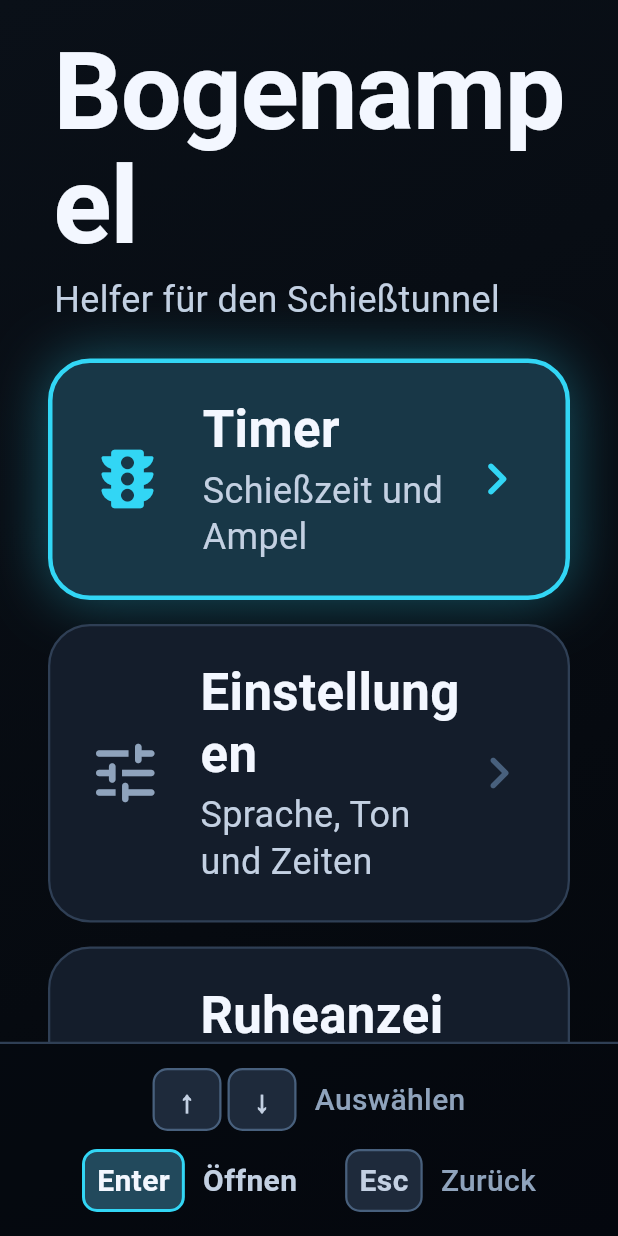
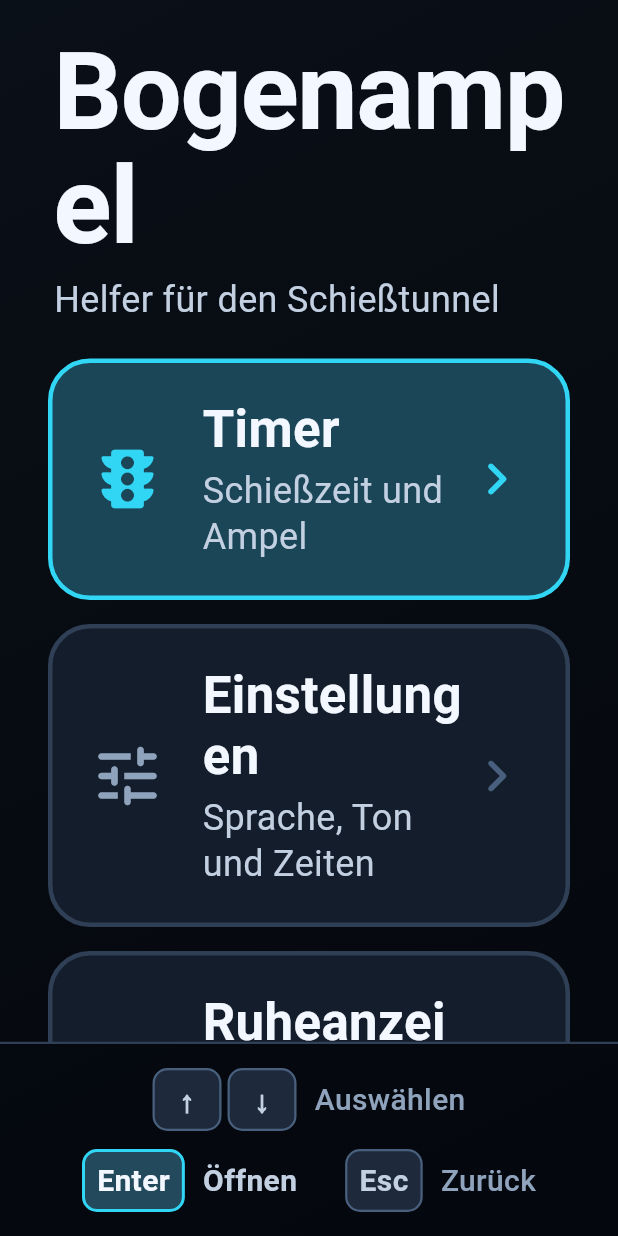
Before and after one commit to ToniHantschmann/archery_helper, a Flutter app: the MenuScreen screen opened directly, on a phone screen of 412 x 824 dp. Run offline on Flutter 3.47's test engine with Material 3 defaults, Android fonts, the phone set to English and light mode, and no system bars; our stand-ins replace clock, flutter_riverpod, shared_preferences; accounts and stored records are empty.

Commit message:
Make the selection highlight cheap to draw
Holding an arrow key in the settings or the menu felt sluggish, and the
menu has three cards — so the cost was not in the amount of work, it was
in the kind of work one selection step asked the renderer to do.

Two things were wrong, and both are now impossible to get wrong at a call
site because panel()/selectedPanel() are gone and selectablePanel(isSelected:)
owns the pair:

- The selected panel carried a 32px blurred halo, lerped onto two large
  panels over 160ms on every step. A blur is the most expensive thing
  these screens can paint and it is ruinous on a software rasteriser,
  which is what a browser without GPU access falls back to. A stronger
  fill says the same thing. There is no BoxShadow, MaskFilter, ImageFilter
  or saveLayer left in lib/ now.
- The border grew from 1.5px to 3px when a row was selected. A border is
  laid out like padding, so that relayouted the row — and with it the
  whole list — in every frame of the highlight. The width is private now
  and shared by both states. The selection marker had the same problem
  with its animated height and keeps a fixed one.

The reset row had already lost the shared border width while it was a
convention rather than a type; it also folds its armed state into
selectablePanel instead of picking a third decoration.

Co-Authored-By: Claude Opus 5 <noreply@anthropic.com>

```diff
--- a/lib/core/theme/app_theme.dart
+++ b/lib/core/theme/app_theme.dart
@@ -75,38 +75,51 @@ class AppTheme {
 
   // ===== SHARED SURFACE TREATMENTS =====
 
-  /// A panel on the app background.
-  static BoxDecoration panel({
-    Color color = AppPalette.surface,
-    BorderRadius radius = AppRadius.lg,
-    Color borderColor = AppPalette.outline,
-    double borderWidth = 1.5,
-  }) {
-    return BoxDecoration(
-      color: color,
-      borderRadius: radius,
-      border: Border.all(color: borderColor, width: borderWidth),
-    );
-  }
-
-  /// A panel that is currently selected. The affordance is deliberately loud —
-  /// a tinted background alone is invisible from the shooting line, so the
-  /// selected row also gets a thick accent border and a coloured halo.
-  static BoxDecoration selectedPanel({
+  /// A panel that can hold the keyboard selection — a settings row, a menu
+  /// entry. Both states come from this one function on purpose.
+  ///
+  /// The affordance is deliberately loud: a faint tint is invisible from the
+  /// shooting line, so the selected panel gets a clearly lifted background plus
+  /// the accent border.
+  ///
+  /// Two performance rules are baked in here rather than left to the call
+  /// sites, because both are invisible until someone notices the app "feels
+  /// sluggish":
+  ///
+  /// * **The border width never changes.** A border is laid out like padding,
+  ///   so a width that grew with the selection would relayout the panel — and
+  ///   with it the whole list — in every frame of the 160ms highlight. Same
+  ///   width, different colour, and the state change stays a repaint.
+  /// * **No blurred halo.** The selected panel used to carry a 32px shadow,
+  ///   lerped onto two large panels on every selection step. A blur is the most
+  ///   expensive thing these screens can paint and ruinous on a software
+  ///   rasteriser. Fill and border carry the same meaning for a fraction of the
+  ///   cost — the same trade the timer screen made when the drawn traffic light
+  ///   gave way to a tinted background.
+  ///
+  /// [color] is the accent the selected state is drawn in; the reset row uses
+  /// [AppPalette.caution] to mark an armed confirmation.
+  static BoxDecoration selectablePanel({
+    required bool isSelected,
     Color color = AppPalette.accent,
     BorderRadius radius = AppRadius.lg,
   }) {
     return BoxDecoration(
-      color: Color.alphaBlend(color.withValues(alpha: 0.14), AppPalette.surface),
+      color:
+          isSelected
+              ? Color.alphaBlend(
+                color.withValues(alpha: 0.22),
+                AppPalette.surface,
+              )
+              : AppPalette.surface,
       borderRadius: radius,
-      border: Border.all(color: color, width: 3),
-      boxShadow: [
-        BoxShadow(
-          color: color.withValues(alpha: 0.35),
-          blurRadius: 32,
-          spreadRadius: 1,
-        ),
-      ],
+      border: Border.all(
+        color: isSelected ? color : AppPalette.outline,
+        width: _selectableBorderWidth,
+      ),
     );
   }
+
+  /// Shared by both states of [selectablePanel]; see the rule in its docs.
+  static const double _selectableBorderWidth = 3;
 }
--- a/lib/screens/menu_screen.dart
+++ b/lib/screens/menu_screen.dart
@@ -147,8 +147,7 @@ class _MenuEntry extends ConsumerWidget {
             horizontal: AppSpacing.lg,
             vertical: AppSpacing.lg,
           ),
-          decoration:
-              isSelected ? AppTheme.selectedPanel() : AppTheme.panel(),
+          decoration: AppTheme.selectablePanel(isSelected: isSelected),
           child: Row(
             children: [
               Icon(
--- a/lib/screens/settings_screen.dart
+++ b/lib/screens/settings_screen.dart
@@ -323,7 +323,7 @@ class _SettingsRow extends ConsumerWidget {
             horizontal: AppSpacing.lg,
             vertical: AppSpacing.md,
           ),
-          decoration: isSelected ? AppTheme.selectedPanel() : AppTheme.panel(),
+          decoration: AppTheme.selectablePanel(isSelected: isSelected),
           child: Opacity(
             opacity: enabled ? 1.0 : 0.45,
             child: Row(
@@ -355,6 +355,10 @@ class _SettingsRow extends ConsumerWidget {
 
 /// The bar in front of the selected row. Always occupies its slot so a moving
 /// selection does not shift the labels around.
+///
+/// Fixed size on purpose: animating the height would relayout the row (and the
+/// list) in every frame of the highlight, for the same reason the border width
+/// is constant — see [AppTheme.selectablePanel]. Only the colour moves.
 class _SelectionMarker extends StatelessWidget {
   final bool isSelected;
 
@@ -366,7 +370,7 @@ class _SelectionMarker extends StatelessWidget {
       duration: AppMotion.fast,
       curve: AppMotion.curve,
       width: 8,
-      height: isSelected ? 56 : 32,
+      height: 56,
       decoration: BoxDecoration(
         color: isSelected ? AppPalette.accent : AppPalette.outline,
         borderRadius: AppRadius.pill,
@@ -830,12 +834,12 @@ class _ResetRow extends ConsumerWidget {
           duration: AppMotion.fast,
           curve: AppMotion.curve,
           padding: const EdgeInsets.all(AppSpacing.lg),
-          decoration:
-              armed
-                  ? AppTheme.selectedPanel(color: AppPalette.caution)
-                  : isSelected
-                  ? AppTheme.selectedPanel()
-                  : AppTheme.panel(),
+          // Armed reads as selected in the warning colour, so the row cannot
+          // change size between its three states either.
+          decoration: AppTheme.selectablePanel(
+            isSelected: armed || isSelected,
+            color: armed ? AppPalette.caution : AppPalette.accent,
+          ),
           child:
               armed
                   ? _ResetConfirmation(
```
Also changed, not shown: 1 other file.
